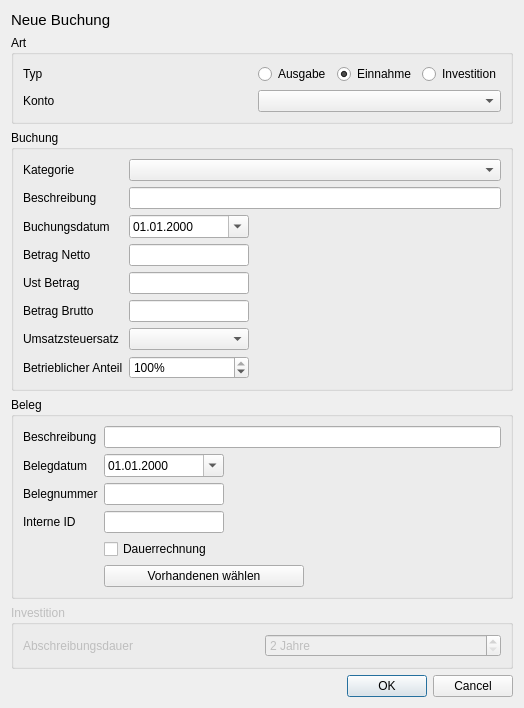
Above: entry.ui from lippit/aussackler before the change. Below: the same form after it.
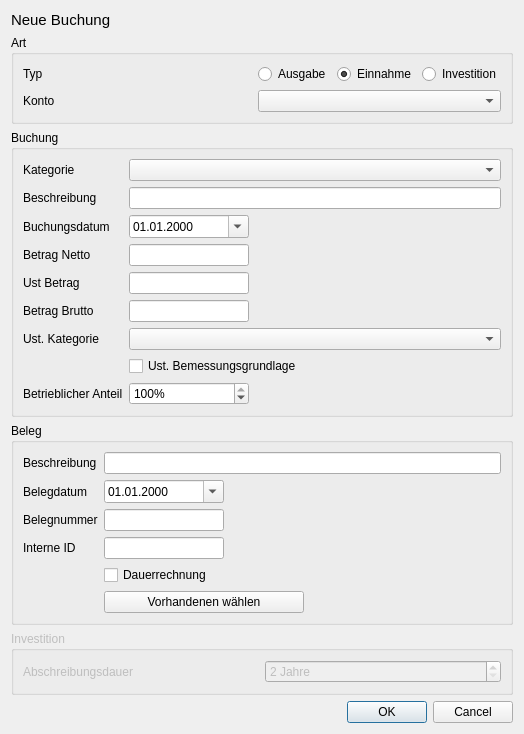
That is the form after the change.

The edit to the form file:
```diff
--- a/entry.ui
+++ b/entry.ui
@@ -7,7 +7,7 @@
     <x>0</x>
     <y>0</y>
     <width>524</width>
-    <height>685</height>
+    <height>720</height>
    </rect>
   </property>
   <property name="windowTitle">
@@ -92,20 +92,30 @@
       <string>Buchung</string>
      </property>
      <layout class="QGridLayout" name="gridLayout">
-      <item row="3" column="0">
+      <item row="8" column="1">
+       <widget class="QComboBox" name="vatCategory">
+        <property name="sizePolicy">
+         <sizepolicy hsizetype="Expanding" vsizetype="Fixed">
+          <horstretch>0</horstretch>
+          <verstretch>0</verstretch>
+         </sizepolicy>
+        </property>
+       </widget>
+      </item>
+      <item row="8" column="0">
+       <widget class="QLabel" name="label_16">
+        <property name="text">
+         <string>Ust. Kategorie</string>
+        </property>
+       </widget>
+      </item>
+      <item row="4" column="0">
        <widget class="QLabel" name="label_2">
         <property name="text">
          <string>Betrag Netto</string>
         </property>
        </widget>
       </item>
-      <item row="8" column="0">
-       <widget class="QLabel" name="label_3">
-        <property name="text">
-         <string>Umsatzsteuersatz</string>
-        </property>
-       </widget>
-      </item>
       <item row="0" column="0">
        <widget class="QLabel" name="label_10">
         <property name="text">
@@ -123,14 +133,14 @@
         </property>
        </widget>
       </item>
-      <item row="2" column="0">
+      <item row="3" column="0">
        <widget class="QLabel" name="label_11">
         <property name="text">
          <string>Buchungsdatum</string>
         </property>
        </widget>
       </item>
-      <item row="9" column="1">
+      <item row="11" column="1">
        <widget class="QSpinBox" name="chargePercentage">
         <property name="maximumSize">
          <size>
@@ -149,7 +159,7 @@
         </property>
        </widget>
       </item>
-      <item row="2" column="1">
+      <item row="3" column="1">
        <widget class="QDateEdit" name="transactionDate">
         <property name="maximumSize">
          <size>
@@ -165,28 +175,28 @@
         </property>
        </widget>
       </item>
-      <item row="9" column="0">
+      <item row="11" column="0">
        <widget class="QLabel" name="label_5">
         <property name="text">
          <string>Betrieblicher Anteil</string>
         </property>
        </widget>
       </item>
-      <item row="6" column="0">
+      <item row="7" column="0">
        <widget class="QLabel" name="label_15">
         <property name="text">
          <string>Betrag Brutto</string>
         </property>
        </widget>
       </item>
-      <item row="4" column="0">
+      <item row="5" column="0">
        <widget class="QLabel" name="label_4">
         <property name="text">
          <string>Ust Betrag</string>
         </property>
        </widget>
       </item>
-      <item row="3" column="1">
+      <item row="4" column="1">
        <widget class="QLineEdit" name="amount">
         <property name="maximumSize">
          <size>
@@ -199,31 +209,21 @@
         </property>
        </widget>
       </item>
-      <item row="1" column="0">
+      <item row="2" column="0">
        <widget class="QLabel" name="label_14">
         <property name="text">
          <string>Beschreibung</string>
         </property>
        </widget>
       </item>
-      <item row="1" column="1">
+      <item row="2" column="1">
        <widget class="QLineEdit" name="entryDescription">
         <property name="text">
          <string/>
         </property>
        </widget>
       </item>
-      <item row="8" column="1">
-       <widget class="QComboBox" name="vatPercentage">
-        <property name="maximumSize">
-         <size>
-          <width>120</width>
-          <height>16777215</height>
-         </size>
-        </property>
-       </widget>
-      </item>
-      <item row="4" column="1">
+      <item row="5" column="1">
        <widget class="QLineEdit" name="vatAmount">
         <property name="maximumSize">
          <size>
@@ -233,7 +233,7 @@
         </property>
        </widget>
       </item>
-      <item row="6" column="1">
+      <item row="7" column="1">
        <widget class="QLineEdit" name="totalAmount">
         <property name="maximumSize">
          <size>
@@ -243,6 +243,13 @@
         </property>
        </widget>
       </item>
+      <item row="10" column="1">
+       <widget class="QCheckBox" name="vatTaxableBase">
+        <property name="text">
+         <string>Ust. Bemessungsgrundlage</string>
+        </property>
+       </widget>
+      </item>
      </layout>
     </widget>
    </item>
```
Left out of the diff: 7 changed lines with no effect on the pictures.
